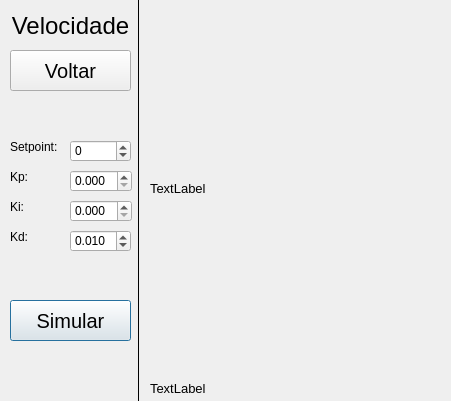
Before: the Qt Designer form windows/velocidade.ui in lgalvani007/ProjetoSemestral, drawn with Qt 5.
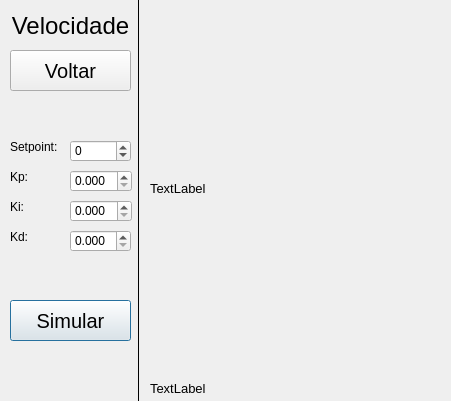
After: the same form once the commit is applied. Custom widgets are drawn as their Qt base class.

The edit to the form file:
```diff
--- a/windows/velocidade.ui
+++ b/windows/velocidade.ui
@@ -61,7 +61,7 @@
     <double>0.001000000000000</double>
    </property>
    <property name="value">
-    <double>0.010000000000000</double>
+    <double>0.000000000000000</double>
    </property>
   </widget>
   <widget class="QSpinBox" name="Setpoint">
```
